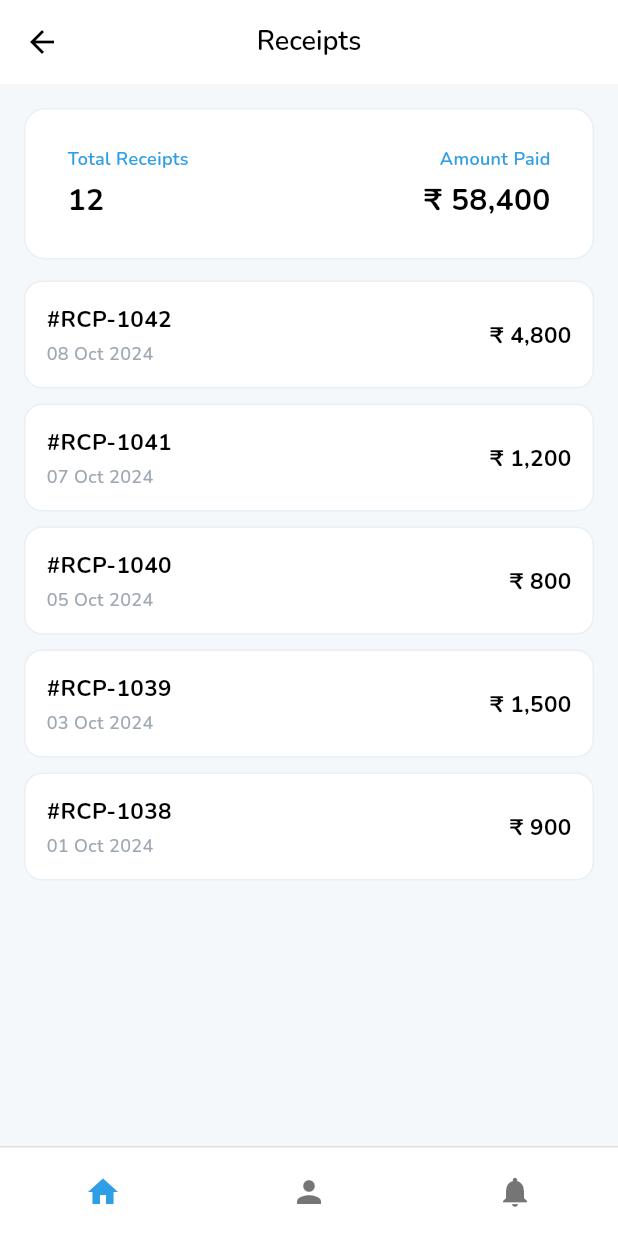
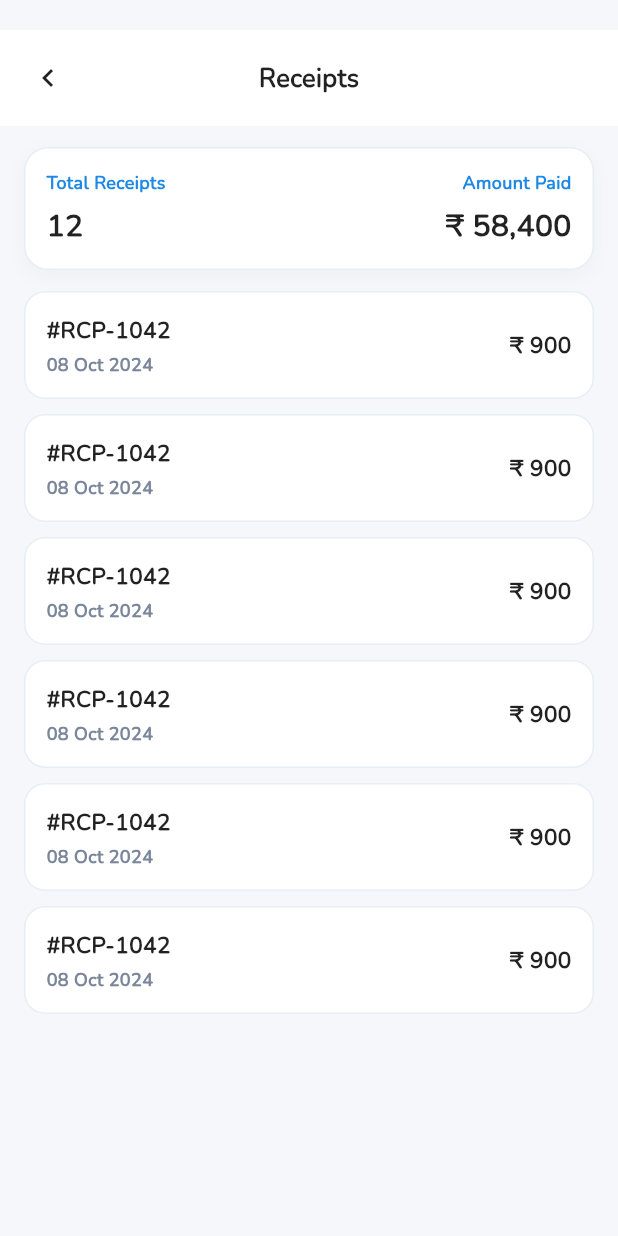
Before and after one commit to sac-sigmato/skuteq, a Flutter app: the ReceiptsPage screen opened directly, on a phone screen of 412 x 824 dp. Run offline on Flutter 3.47's test engine with Material 3 defaults, Android fonts, the light colour scheme and no system bars.

Commit message:
academic-receipt-details-ui-updated

```diff
--- a/lib/main.dart
+++ b/lib/main.dart
@@ -14,7 +14,7 @@ class MyApp extends StatelessWidget {
   Widget build(BuildContext context) {
     return MaterialApp(
       debugShowCheckedModeBanner: false,
-      title: 'Student App',
+      title: 'Skuteq App',
       theme: ThemeData(
         fontFamily: 'Nunito',
         colorScheme: ColorScheme.fromSeed(seedColor: Colors.blue),
--- a/lib/screens/receipts_page.dart
+++ b/lib/screens/receipts_page.dart
@@ -1,7 +1,6 @@
-// lib/screens/receipts_page.dart
 import 'dart:convert';
 import 'package:flutter/material.dart';
-import 'receipt_details_page.dart'; // <-- import the new page
+import 'receipt_details_page.dart';
 
 class ReceiptsPage extends StatefulWidget {
   const ReceiptsPage({super.key});
@@ -21,162 +20,185 @@ class _ReceiptsPageState extends State<ReceiptsPage> {
       "amountPaid": "₹ 58,400"
     },
     "receipts": [
-      {"receiptNo":"RCP-1042","date":"08 Oct 2024","amount":"₹ 4,800"},
-      {"receiptNo":"RCP-1041","date":"07 Oct 2024","amount":"₹ 1,200"},
-      {"receiptNo":"RCP-1040","date":"05 Oct 2024","amount":"₹ 800"},
-      {"receiptNo":"RCP-1039","date":"03 Oct 2024","amount":"₹ 1,500"},
-      {"receiptNo":"RCP-1038","date":"01 Oct 2024","amount":"₹ 900"}
+      {"receiptNo":"RCP-1042","date":"08 Oct 2024","amount":"₹ 900"},
+      {"receiptNo":"RCP-1042","date":"08 Oct 2024","amount":"₹ 900"},
+      {"receiptNo":"RCP-1042","date":"08 Oct 2024","amount":"₹ 900"},
+      {"receiptNo":"RCP-1042","date":"08 Oct 2024","amount":"₹ 900"},
+      {"receiptNo":"RCP-1042","date":"08 Oct 2024","amount":"₹ 900"},
+      {"receiptNo":"RCP-1042","date":"08 Oct 2024","amount":"₹ 900"}
     ]
   }
   ''';
 
-  static const Color kBlue = Color(0xFF2E9EE6);
-  static const Color kMuted = Color(0xFF9FA8B2);
-  static const Color kBg = Color(0xFFF5F8FB);
+  /// COLORS (MATCH SS)
+  static const Color pageBg = Color(0xFFF6F7FB);
+  static const Color cardBorder = Color(0xFFE6EEF6);
+  static const Color primaryBlue = Color(0xFF1E88E5);
+  static const Color mutedText = Color(0xFF7A869A);
 
   @override
   void initState() {
     super.initState();
     final data = json.decode(sampleJsonData);
-    summaryData = data["summary"];
-    receiptsData = List<Map<String, dynamic>>.from(data["receipts"]);
+    summaryData = Map<String, dynamic>.from(data['summary']);
+    receiptsData = List<Map<String, dynamic>>.from(data['receipts']);
   }
 
   @override
   Widget build(BuildContext context) {
     return Scaffold(
-      backgroundColor: kBg,
-      appBar: AppBar(
-        backgroundColor: Colors.white,
-        elevation: 0,
-        leading: IconButton(
-          icon: const Icon(Icons.arrow_back, color: Colors.black),
+      backgroundColor: pageBg,
+
+      body: Column(
+        children: [
+          /// 🔹 HEADER (INSIDE BODY)
+          Container(
+            color: Colors.white,
+            padding: const EdgeInsets.fromLTRB(8, 8, 8, 8),
+            margin: const EdgeInsets.only(top: 20),
+            child: SafeArea(
+              bottom: false,
+              child: Row(
+                children: [
+                  IconButton(
+                    icon: const Icon(Icons.chevron_left, color: Colors.black87),
                     onPressed: () => Navigator.pop(context),
                   ),
-        title: const Text(
+                  const Expanded(
+                    child: Center(
+                      child: Text(
                         "Receipts",
                         style: TextStyle(
-            color: Colors.black,
-            fontWeight: FontWeight.w600,
-            fontSize: 18,
+                          fontSize: 17,
+                          fontWeight: FontWeight.w900,
+                          color: Colors.black87,
                         ),
                       ),
-        centerTitle: true,
-      ),
-      body: Column(
-        children: [
-          _buildSummaryCard(),
-          Expanded(child: _buildList()),
-          _buildBottomNav(),
-        ],
-      ),
-    );
-  }
-
-  Widget _buildSummaryCard() {
-    return Padding(
-      padding: const EdgeInsets.fromLTRB(16, 16, 16, 10),
-      child: Container(
-        padding: const EdgeInsets.all(14),
-        decoration: BoxDecoration(
-          color: Colors.white,
-          borderRadius: BorderRadius.circular(14),
-          border: Border.all(color: const Color(0xFFE7EFF7)),
-        ),
-        child: Row(
-          children: [
-            // LEFT
-            Expanded(
-              child: Container(
-                padding: const EdgeInsets.symmetric(
-                  vertical: 10,
-                  horizontal: 14,
-                ),
-                decoration: BoxDecoration(
-                  color: Colors.white,
-                  borderRadius: BorderRadius.circular(10),
-                ),
-                child: Column(
-                  crossAxisAlignment: CrossAxisAlignment.start,
-                  children: [
-                    const Text(
-                      'Total Receipts',
-                      style: TextStyle(
-                        fontSize: 12,
-                        fontWeight: FontWeight.w600,
-                        color: kBlue,
                     ),
                   ),
-                    const SizedBox(height: 5),
-                    Text(
-                      '${summaryData['totalReceipts']}',
-                      style: const TextStyle(
-                        fontSize: 20,
-                        fontWeight: FontWeight.w700,
-                        color: Colors.black,
-                      ),
-                    ),
+                  const SizedBox(width: 48),
                 ],
               ),
             ),
           ),
 
-            const SizedBox(width: 12),
+          /// 🔹 TOP GAP (LIKE SS)
+          Container(height: 14, color: pageBg),
 
-            // RIGHT
+          /// 🔹 CONTENT
           Expanded(
-              child: Container(
-                padding: const EdgeInsets.symmetric(
-                  vertical: 10,
-                  horizontal: 14,
-                ),
-                decoration: BoxDecoration(
-                  color: Colors.white,
-                  borderRadius: BorderRadius.circular(10),
-                ),
+            child: SingleChildScrollView(
+              padding: const EdgeInsets.symmetric(horizontal: 16),
               child: Column(
-                  crossAxisAlignment: CrossAxisAlignment.end,
                 children: [
-                    const Text(
-                      'Amount Paid',
-                      style: TextStyle(
-                        fontSize: 12,
-                        fontWeight: FontWeight.w600,
-                        color: kBlue,
-                      ),
-                    ),
-                    const SizedBox(height: 5),
-                    Text(
-                      summaryData['amountPaid'],
-                      style: const TextStyle(
-                        fontSize: 20,
-                        fontWeight: FontWeight.w700,
-                        color: Colors.black,
-                      ),
-                    ),
+                  _summaryCard(),
+                  const SizedBox(height: 14),
+                  _receiptList(),
+                  const SizedBox(height: 24),
                 ],
               ),
             ),
           ),
         ],
       ),
+    );
+  }
+
+  // ---------------- SUMMARY CARD ----------------
+
+  Widget _summaryCard() {
+    return Container(
+      width: double.infinity,
+      padding: const EdgeInsets.all(14),
+      decoration: BoxDecoration(
+        color: Colors.white,
+        borderRadius: BorderRadius.circular(16),
+        border: Border.all(color: cardBorder),
+        boxShadow: [
+          BoxShadow(
+            color: Colors.black.withOpacity(0.03),
+            blurRadius: 10,
+            offset: const Offset(0, 4),
+          ),
+        ],
+      ),
+      child: Row(
+        children: [
+          /// LEFT
+          Expanded(
+            child: Column(
+              crossAxisAlignment: CrossAxisAlignment.start,
+              children: [
+                const Text(
+                  "Total Receipts",
+                  style: TextStyle(
+                    fontSize: 12,
+                    fontWeight: FontWeight.w900,
+                    color: primaryBlue,
+                  ),
+                ),
+                const SizedBox(height: 6),
+                Text(
+                  "${summaryData['totalReceipts']}",
+                  style: const TextStyle(
+                    fontSize: 20,
+                    fontWeight: FontWeight.w900,
+                    color: Colors.black87,
+                  ),
+                ),
+              ],
+            ),
+          ),
+
+          /// RIGHT
+          Expanded(
+            child: Column(
+              crossAxisAlignment: CrossAxisAlignment.end,
+              children: [
+                const Text(
+                  "Amount Paid",
+                  style: TextStyle(
+                    fontSize: 12,
+                    fontWeight: FontWeight.w900,
+                    color: primaryBlue,
+                  ),
+                ),
+                const SizedBox(height: 6),
+                Text(
+                  summaryData['amountPaid'],
+                  style: const TextStyle(
+                    fontSize: 20,
+                    fontWeight: FontWeight.w900,
+                    color: Colors.black87,
+                  ),
+                ),
+              ],
+            ),
+          ),
+        ],
       ),
     );
   }
 
-  Widget _buildList() {
-    return ListView.separated(
-      padding: const EdgeInsets.fromLTRB(16, 4, 16, 20),
-      itemCount: receiptsData.length,
-      separatorBuilder: (_, __) => const SizedBox(height: 10),
-      itemBuilder: (_, index) => _receiptTile(receiptsData[index]),
+  // ---------------- RECEIPTS LIST ----------------
+
+  Widget _receiptList() {
+    return Column(
+      children: receiptsData
+          .map(
+            (r) => Padding(
+              padding: const EdgeInsets.only(bottom: 10),
+              child: _receiptTile(r),
+            ),
+          )
+          .toList(),
     );
   }
 
   Widget _receiptTile(Map<String, dynamic> r) {
     return InkWell(
+      borderRadius: BorderRadius.circular(14),
       onTap: () {
-        // Navigate to details page and pass receiptNo
         Navigator.push(
           context,
           MaterialPageRoute(
@@ -185,50 +207,47 @@ class _ReceiptsPageState extends State<ReceiptsPage> {
         );
       },
       child: Container(
-        padding: const EdgeInsets.symmetric(vertical: 14, horizontal: 14),
+        padding: const EdgeInsets.symmetric(horizontal: 14, vertical: 14),
         decoration: BoxDecoration(
           color: Colors.white,
-          borderRadius: BorderRadius.circular(12),
-          border: Border.all(color: const Color(0xFFE7EFF7)),
+          borderRadius: BorderRadius.circular(14),
+          border: Border.all(color: cardBorder),
         ),
         child: Row(
           children: [
-            // REMOVED ICON → ONLY TEXT NOW
+            /// LEFT TEXT
             Expanded(
               child: Column(
                 crossAxisAlignment: CrossAxisAlignment.start,
                 children: [
-                  /// RECEIPT NUMBER (BLACK)
                   Text(
                     "#${r['receiptNo']}",
                     style: const TextStyle(
                       fontSize: 15,
-                      fontWeight: FontWeight.w700,
-                      color: Colors.black,
+                      fontWeight: FontWeight.w900,
+                      color: Colors.black87,
                     ),
                   ),
                   const SizedBox(height: 4),
-
-                  /// DATE (MUTED GRAY)
                   Text(
                     r['date'],
                     style: const TextStyle(
                       fontSize: 12,
-                      color: kMuted,
-                      fontWeight: FontWeight.w500,
+                      color: mutedText,
+                      fontWeight: FontWeight.w900,
                     ),
                   ),
                 ],
               ),
             ),
 
-            /// AMOUNT (BLACK)
+            /// AMOUNT
             Text(
               r['amount'],
               style: const TextStyle(
                 fontSize: 15,
-                fontWeight: FontWeight.w700,
-                color: Colors.black,
+                fontWeight: FontWeight.w900,
+                color: Colors.black87,
               ),
             ),
           ],
@@ -236,22 +255,4 @@ class _ReceiptsPageState extends State<ReceiptsPage> {
       ),
     );
   }
-
-  Widget _buildBottomNav() {
-    return Container(
-      height: 60,
-      decoration: const BoxDecoration(
-        color: Colors.white,
-        border: Border(top: BorderSide(color: Color(0xFFE0E0E0))),
-      ),
-      child: const Row(
-        mainAxisAlignment: MainAxisAlignment.spaceAround,
-        children: [
-          Icon(Icons.home, color: kBlue),
-          Icon(Icons.person, color: Colors.black54),
-          Icon(Icons.notifications, color: Colors.black54),
-        ],
-      ),
-    );
 }
-}
```
Also changed, not shown: lib/screens/academic_page.dart (+6 -6 lines), lib/screens/receipt_details_page.dart (+180 -219 lines), pubspec.yaml (+7 -1 lines), assets/fonts/Nunito-Bold.ttf (added), assets/fonts/Nunito-ExtraBold.ttf (added), assets/fonts/Nunito-Regular.ttf (added). Lines whose indentation alone changed are shown as unchanged.
